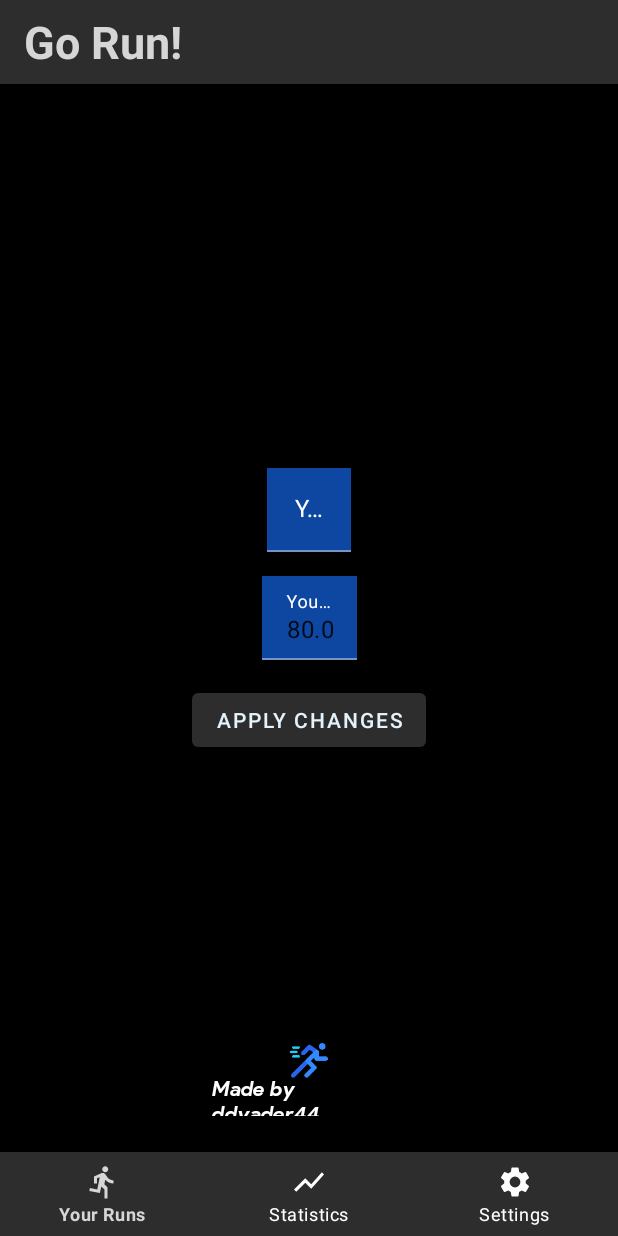
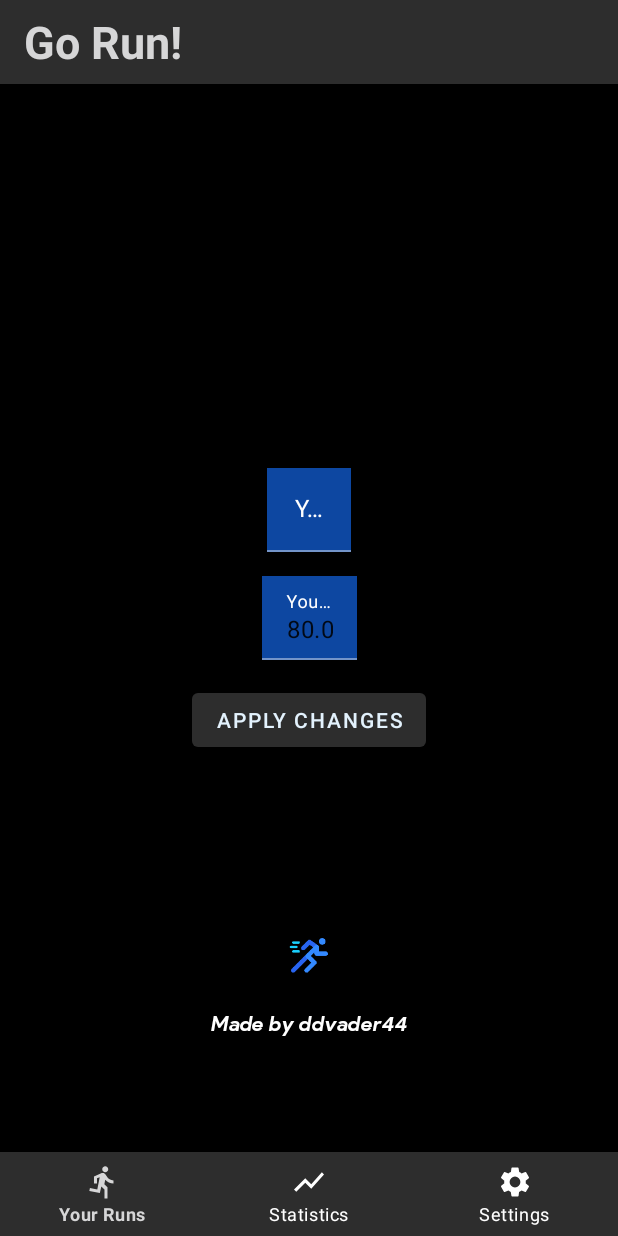
Before and after one commit to ddvader44/Go-Run, an Android app: the SettingsFragment screen opened through its navigation route, on a phone screen of 412 x 824 dp. Run offline under Robolectric (Android 15) with nearby library versions, the phone set to English and light mode, and no system bars; our stand-ins replace Dagger/Hilt's generated code, navigation-ui; 2 statements that could not run were skipped.

Commit message:
settings layout fix

```diff
--- a/app/src/main/res/layout/fragment_settings.xml
+++ b/app/src/main/res/layout/fragment_settings.xml
@@ -78,7 +78,7 @@
         android:id="@+id/imageView"
         android:layout_width="72dp"
         android:layout_height="63dp"
-        android:layout_marginTop="171dp"
+        android:layout_marginTop="101dp"
         app:layout_constraintEnd_toEndOf="parent"
         app:layout_constraintHorizontal_bias="0.5"
         app:layout_constraintStart_toStartOf="parent"
@@ -87,15 +87,16 @@
 
     <TextView
         android:id="@+id/textView"
-        android:layout_width="130dp"
-        android:layout_height="27dp"
-        android:layout_marginBottom="8dp"
+        android:layout_width="189dp"
+        android:layout_height="26dp"
+        android:layout_marginTop="1dp"
         android:fontFamily="@font/product"
         android:text="Made by ddvader44"
+        android:gravity="center"
         android:textColor="@color/white"
-        app:layout_constraintBottom_toBottomOf="parent"
         app:layout_constraintEnd_toEndOf="parent"
         app:layout_constraintHorizontal_bias="0.5"
-        app:layout_constraintStart_toStartOf="parent" />
+        app:layout_constraintStart_toStartOf="parent"
+        app:layout_constraintTop_toBottomOf="@+id/imageView" />
 
 </androidx.constraintlayout.widget.ConstraintLayout>
```
